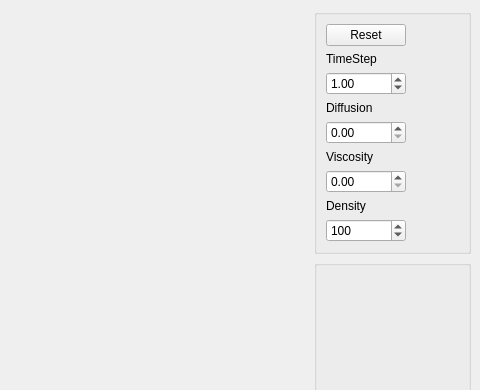
First picture: the form in application/ui/mainwindow.ui, repository albelax/StableFluids, before the edit; both pictures show x 320 to 800 and y 0 to 390 of the 800 by 600 pixel window.
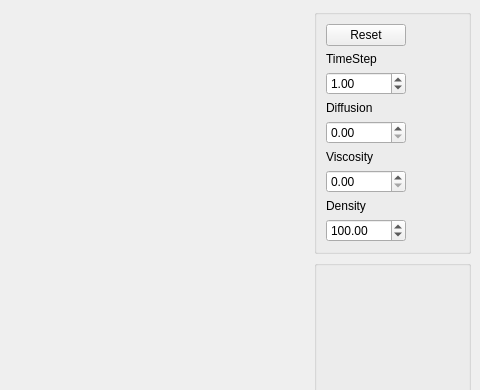
Second picture: the form after the edit.

```diff
--- a/application/ui/mainwindow.ui
+++ b/application/ui/mainwindow.ui
@@ -197,12 +197,15 @@
         </widget>
        </item>
        <item row="8" column="2">
-        <widget class="QSpinBox" name="Density">
+        <widget class="QDoubleSpinBox" name="Density">
          <property name="maximum">
-          <number>300</number>
+          <double>250.000000000000000</double>
+         </property>
+         <property name="singleStep">
+          <double>1.000000000000000</double>
          </property>
          <property name="value">
-          <number>100</number>
+          <double>100.000000000000000</double>
          </property>
         </widget>
        </item>
```
Left out of the diff: 70 changed lines with no effect on the pictures.
